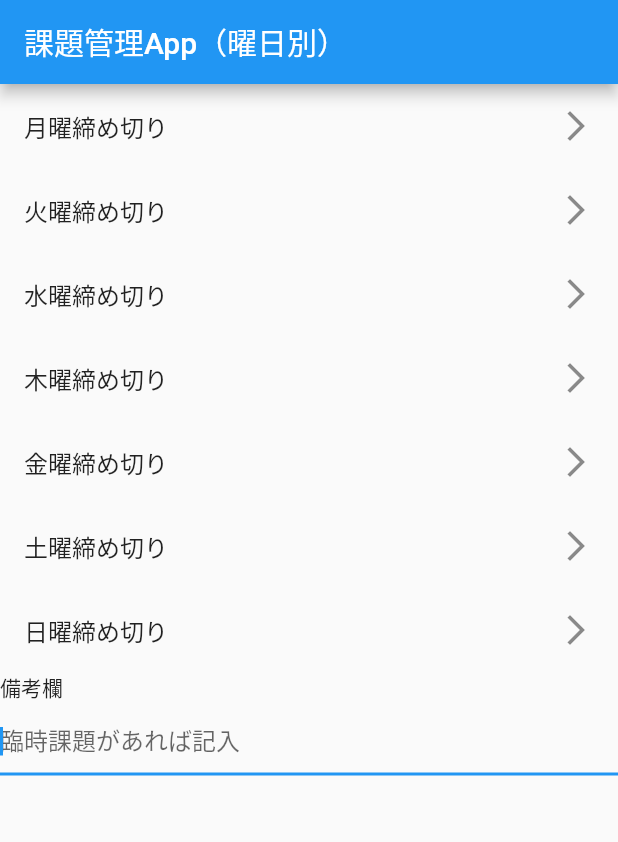
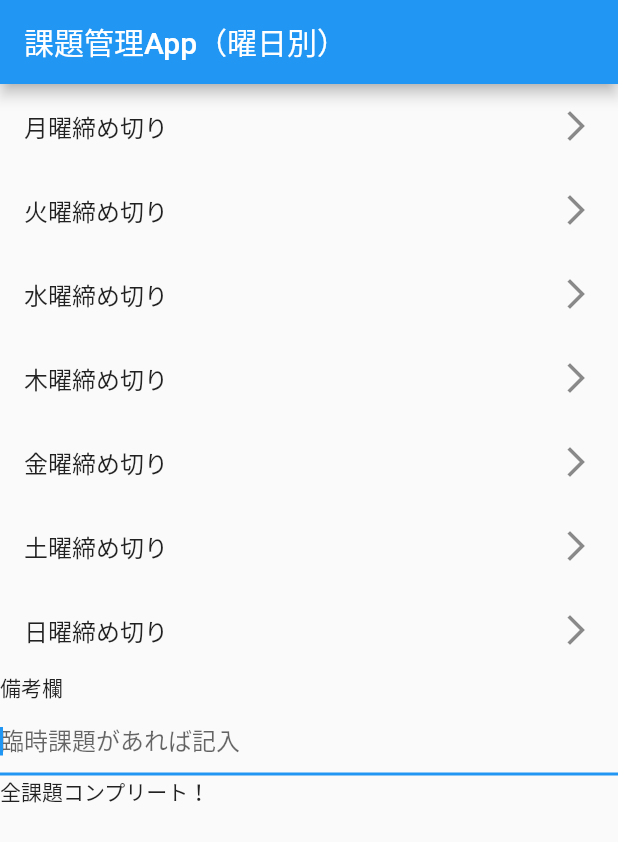
Before and after one commit to tawichi/flutter_kadai, a Flutter app: the screen it shows after launch, on a phone screen of 412 x 824 dp. Shown: the top 842 px of the screen. Run offline on Flutter 3.47's test engine with Material 2 defaults, Android fonts, the phone set to English and light mode, and no system bars.

```diff
--- a/lib/Monday_page.dart
+++ b/lib/Monday_page.dart
@@ -7,18 +7,54 @@ class MondayPage extends StatelessWidget{
   @override
   Widget build(BuildContext context) {
     // TODO: implement build
+    return
+      new  MyHomePage(
+
+
+
+
+    );
+  }
+}
+
+class MyHomePage extends StatefulWidget{
+  MyHomePage({this.title}): super();
+
+  final String title;
+
+  @override
+  _MyHomePageState createState() => new _MyHomePageState();
+}
+
+
+//インスタンスからウィジェットを作る
+
+class _MyHomePageState extends State<MyHomePage>{
+  String _message;
+  bool _checked = false;
+
+
+  @override
+
+  Widget build(BuildContext context){
     return Scaffold(
       appBar: AppBar(
-        title: Text('月曜締め切り')
-
+        title: Text('月曜締め切り'),
       ),
-      body: Column(
-        children: <Widget>[
+      body: Checkbox(
+        value: _checked,
+        onChanged: (bool value) {
+          setState(() {
+            _checked = value;
+          });
+        },
+      )
+      ,
+    );
 
 
-        ],
-      ),
-    );
   }
 
+
+
 }
--- a/lib/main.dart
+++ b/lib/main.dart
@@ -38,6 +38,14 @@ class MyHomePage extends StatefulWidget{
 //インスタンスからウィジェットを作る
 
 class _MyHomePageState extends State<MyHomePage>{
+  String _message;
+  var _checked = false;
+  void checkChanged(bool value){
+    setState(() {
+      value = _checked;
+      _message = value ? 'checked!' : 'not checked...';
+    });
+  }
 
   @override
 
@@ -49,7 +57,7 @@ class _MyHomePageState extends State<MyHomePage>{
         title: Text('課題管理App（曜日別）')
       ),
       body:Container(
-        width: double.infinity,
+
         child: ListView(
           children: <Widget>[
             ListTile(
@@ -148,11 +156,22 @@ class _MyHomePageState extends State<MyHomePage>{
                 hintText: '臨時課題があれば記入'
               ),
 
+            ),
+            Row(
+              children: <Widget>[
+
+
+                Text('全課題コンプリート！')
+              ],
             )
+
 
           ],
         ),
+
       )
+
     );
   }
+
 }
```
